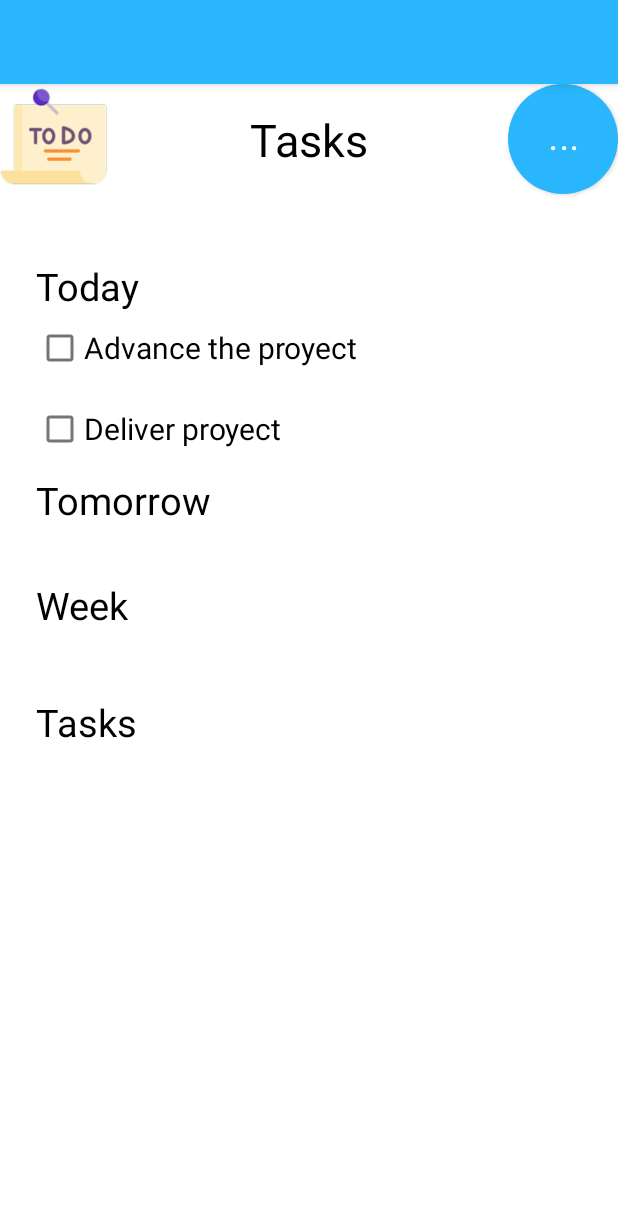
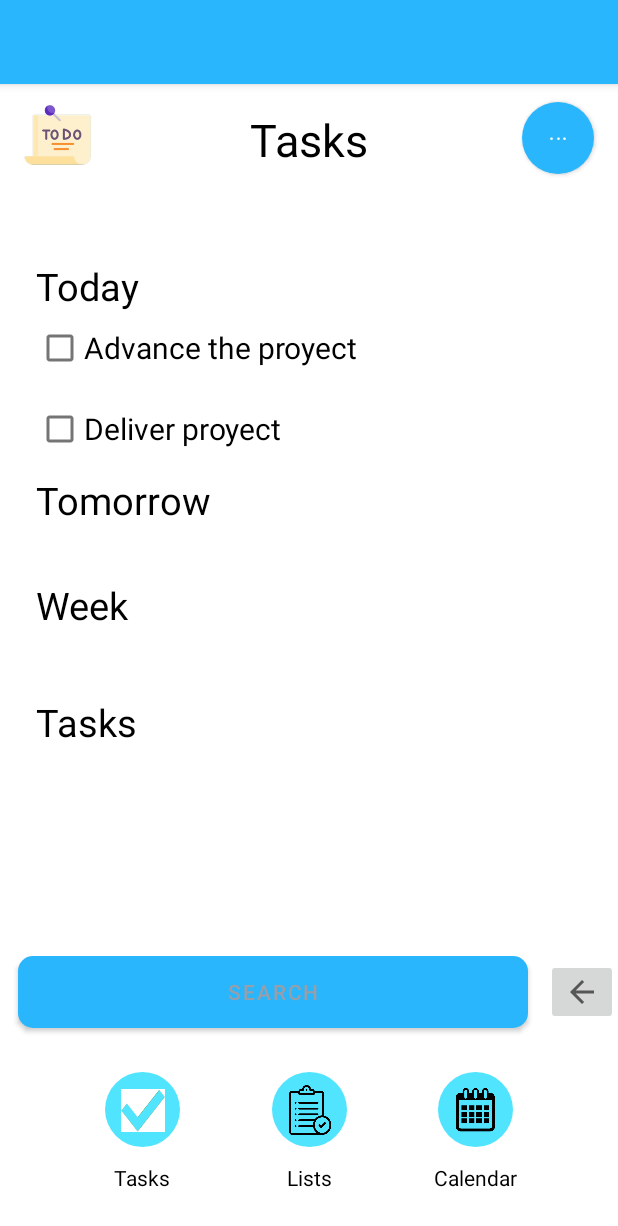
Before and after one commit to JeuRC/ToDo, an Android app: the Tasks screen opened directly, with no data from a screen before it, on a phone screen of 412 x 824 dp. Shown: the top 1226 px of the screen. Run offline under Robolectric (Android 15) with nearby library versions, the phone set to English and light mode, and no system bars.

Commit message:
Se agrega la actividad Tasks

```diff
--- a/app/src/main/java/com/example/todo/Tasks.kt
+++ b/app/src/main/java/com/example/todo/Tasks.kt
@@ -1,11 +1,20 @@
 package com.example.todo
 
+import android.content.Intent
 import androidx.appcompat.app.AppCompatActivity
 import android.os.Bundle
+import android.widget.ImageView
 
 class Tasks : AppCompatActivity() {
     override fun onCreate(savedInstanceState: Bundle?) {
         super.onCreate(savedInstanceState)
         setContentView(R.layout.activity_tasks)
+
+        val imgIcon = findViewById<ImageView>(R.id.imgIcon)
+
+        imgIcon.setOnClickListener{
+            val intent: Intent = Intent(this, Home::class.java)
+            startActivity(intent)
+        }
     }
 }
--- /dev/null
+++ b/app/src/main/res/drawable/boton_ovalado.xml
@@ -0,0 +1,5 @@
+<?xml version="1.0" encoding="utf-8"?>
+<shape xmlns:android="http://schemas.android.com/apk/res/android">
+    <corners android:radius="10sp"></corners>
+    <solid android:color="#969FAA"></solid>
+</shape>
--- a/app/src/main/res/drawable/boton_redondo.xml
+++ b/app/src/main/res/drawable/boton_redondo.xml
@@ -4,5 +4,4 @@
     >
     <corners android:radius="1000dp"></corners>
     <solid android:color="#51E4FF"></solid>
-    <size android:height="100dp" android:width="100dp"></size>
 </shape>
--- a/app/src/main/res/layout/activity_home.xml
+++ b/app/src/main/res/layout/activity_home.xml
@@ -17,21 +17,27 @@
 
     <ImageView
         android:id="@+id/imgIcon"
-        android:layout_width="73dp"
-        android:layout_height="73dp"
+        android:layout_width="46sp"
+        android:layout_height="46sp"
+        android:layout_marginStart="16sp"
+        android:layout_marginTop="12sp"
         app:layout_constraintStart_toStartOf="parent"
         app:layout_constraintTop_toTopOf="parent"
-        app:srcCompat="@drawable/icono" />
+        app:srcCompat="@drawable/icono"
+        tools:ignore="ContentDescription" />
 
     <Button
         android:id="@+id/btnProfile"
-        android:layout_width="73dp"
-        android:layout_height="73dp"
+        android:layout_width="48dp"
+        android:layout_height="48dp"
+        android:layout_marginTop="12sp"
+        android:layout_marginEnd="16dp"
         android:background="@drawable/boton_redondo"
-        android:text="..."
-        android:textSize="20dp"
+        android:text="&#183;&#183;&#183;"
+        android:textSize="12sp"
         app:layout_constraintEnd_toEndOf="parent"
-        app:layout_constraintTop_toTopOf="parent" />
+        app:layout_constraintTop_toTopOf="parent"
+        tools:ignore="DuplicateSpeakableTextCheck,HardcodedText,TextContrastCheck" />
 
     <TextView
         android:id="@+id/txtHome"
--- a/app/src/main/res/layout/activity_tasks.xml
+++ b/app/src/main/res/layout/activity_tasks.xml
@@ -9,7 +9,7 @@
     <View
         android:id="@+id/top_barra"
         android:layout_width="wrap_content"
-        android:layout_height="73dp"
+        android:layout_height="73sp"
         android:background="#FFFFFF"
         app:layout_constraintEnd_toEndOf="parent"
         app:layout_constraintStart_toStartOf="parent"
@@ -17,107 +17,210 @@
 
     <ImageView
         android:id="@+id/imgIcon"
-        android:layout_width="73dp"
-        android:layout_height="73dp"
+        android:layout_width="46sp"
+        android:layout_height="46sp"
+        android:layout_marginStart="16sp"
+        android:layout_marginTop="12sp"
         app:layout_constraintStart_toStartOf="parent"
         app:layout_constraintTop_toTopOf="parent"
-        app:srcCompat="@drawable/icono" />
+        app:srcCompat="@drawable/icono"
+        tools:ignore="ContentDescription" />
 
     <Button
         android:id="@+id/btnProfile"
-        android:layout_width="73dp"
-        android:layout_height="73dp"
+        android:layout_width="48dp"
+        android:layout_height="48dp"
+        android:layout_marginTop="12sp"
+        android:layout_marginEnd="16dp"
         android:background="@drawable/boton_redondo"
-        android:text="..."
-        android:textSize="20dp"
+        android:text="&#183;&#183;&#183;"
+        android:textSize="12sp"
         app:layout_constraintEnd_toEndOf="parent"
-        app:layout_constraintTop_toTopOf="parent" />
+        app:layout_constraintTop_toTopOf="parent"
+        tools:ignore="DuplicateSpeakableTextCheck,HardcodedText,TextContrastCheck" />
 
     <TextView
         android:id="@+id/txtHome"
         android:layout_width="wrap_content"
         android:layout_height="wrap_content"
         android:text="Tasks"
-        android:textSize="30dp"
+        android:textSize="30sp"
         android:textColor="#000000"
         app:layout_constraintBottom_toBottomOf="@+id/top_barra"
         app:layout_constraintEnd_toEndOf="parent"
         app:layout_constraintStart_toStartOf="parent"
-        app:layout_constraintTop_toTopOf="parent" />
+        app:layout_constraintTop_toTopOf="parent"
+        tools:ignore="HardcodedText" />
 
     <TextView
         android:id="@+id/txtTasks1"
         android:layout_width="wrap_content"
         android:layout_height="wrap_content"
-        android:layout_marginStart="24dp"
+        android:layout_marginStart="24sp"
         android:text="Today"
         android:textColor="#000000"
-        android:textSize="25dp"
+        android:textSize="25sp"
         app:layout_constraintBottom_toBottomOf="parent"
         app:layout_constraintStart_toStartOf="parent"
         app:layout_constraintTop_toBottomOf="@+id/top_barra"
-        app:layout_constraintVertical_bias="0.067" />
+        app:layout_constraintVertical_bias="0.067"
+        tools:ignore="HardcodedText" />
 
     <CheckBox
         android:id="@+id/cbxCheck1"
         android:layout_width="wrap_content"
         android:layout_height="wrap_content"
-        android:layout_marginStart="24dp"
+        android:layout_marginStart="24sp"
         android:text="Advance the proyect"
-        android:textSize="20dp"
+        android:textSize="20sp"
         app:layout_constraintStart_toStartOf="parent"
-        app:layout_constraintTop_toBottomOf="@+id/txtTasks1" />
+        app:layout_constraintTop_toBottomOf="@+id/txtTasks1"
+        tools:ignore="HardcodedText" />
 
     <CheckBox
         android:id="@+id/cbxCheck2"
         android:layout_width="wrap_content"
         android:layout_height="wrap_content"
-        android:layout_marginStart="24dp"
-        android:layout_marginTop="48dp"
+        android:layout_marginStart="24sp"
+        android:layout_marginTop="48sp"
         android:text="Deliver proyect"
-        android:textSize="20dp"
+        android:textSize="20sp"
         app:layout_constraintBottom_toTopOf="@+id/txtTasks2"
         app:layout_constraintStart_toStartOf="parent"
-        app:layout_constraintTop_toBottomOf="@+id/txtTasks1" />
+        app:layout_constraintTop_toBottomOf="@+id/txtTasks1"
+        tools:ignore="HardcodedText" />
 
     <TextView
         android:id="@+id/txtTasks2"
         android:layout_width="wrap_content"
         android:layout_height="wrap_content"
-        android:layout_marginStart="24dp"
+        android:layout_marginStart="24sp"
         android:text="Tomorrow"
         android:textColor="#000000"
-        android:textSize="25dp"
+        android:textSize="25sp"
         app:layout_constraintBottom_toBottomOf="parent"
         app:layout_constraintStart_toStartOf="parent"
         app:layout_constraintTop_toBottomOf="@+id/top_barra"
-        app:layout_constraintVertical_bias="0.283" />
+        app:layout_constraintVertical_bias="0.283"
+        tools:ignore="HardcodedText" />
 
     <TextView
         android:id="@+id/txtTasks3"
         android:layout_width="wrap_content"
         android:layout_height="wrap_content"
-        android:layout_marginStart="24dp"
+        android:layout_marginStart="24sp"
         android:text="Week"
         android:textColor="#000000"
-        android:textSize="25dp"
+        android:textSize="25sp"
         app:layout_constraintBottom_toBottomOf="parent"
         app:layout_constraintStart_toStartOf="parent"
         app:layout_constraintTop_toBottomOf="@+id/txtTasks2"
-        app:layout_constraintVertical_bias="0.08" />
+        app:layout_constraintVertical_bias="0.08"
+        tools:ignore="HardcodedText" />
 
     <TextView
         android:id="@+id/txtTasks4"
         android:layout_width="wrap_content"
         android:layout_height="wrap_content"
-        android:layout_marginStart="24dp"
+        android:layout_marginStart="24sp"
         android:text="Tasks"
         android:textColor="#000000"
-        android:textSize="25dp"
+        android:textSize="25sp"
         app:layout_constraintBottom_toBottomOf="parent"
         app:layout_constraintStart_toStartOf="parent"
         app:layout_constraintTop_toBottomOf="@+id/txtTasks3"
-        app:layout_constraintVertical_bias="0.117" />
+        app:layout_constraintVertical_bias="0.117"
+        tools:ignore="HardcodedText" />
+
+    <Button
+        android:id="@+id/btnSearch"
+        android:layout_width="340sp"
+        android:layout_height="wrap_content"
+        android:background="@drawable/boton_ovalado"
+        android:text="Search"
+        android:textColor="#969FAA"
+        app:layout_constraintBottom_toBottomOf="parent"
+        app:layout_constraintEnd_toStartOf="@+id/imageButton6"
+        app:layout_constraintStart_toStartOf="parent"
+        app:layout_constraintTop_toBottomOf="@+id/txtTasks4"
+        tools:ignore="HardcodedText,TextContrastCheck" />
+
+    <ImageButton
+        android:id="@+id/imageButton6"
+        android:layout_width="wrap_content"
+        android:layout_height="wrap_content"
+        app:layout_constraintBottom_toBottomOf="parent"
+        app:layout_constraintEnd_toEndOf="parent"
+        app:layout_constraintTop_toBottomOf="@+id/txtTasks4"
+        app:srcCompat="?attr/homeAsUpIndicator"
+        tools:ignore="SpeakableTextPresentCheck,TouchTargetSizeCheck" />
+
+    <ImageView
+        android:id="@+id/imgTasks"
+        android:layout_width="50sp"
+        android:layout_height="50sp"
+        android:layout_marginStart="70sp"
+        android:layout_marginTop="29sp"
+        android:background="@drawable/boton_redondo"
+        app:layout_constraintStart_toStartOf="parent"
+        app:layout_constraintTop_toBottomOf="@+id/btnSearch"
+        app:srcCompat="@drawable/logo_tasks" />
+
+    <ImageView
+        android:id="@+id/imgLists"
+        android:layout_width="50sp"
+        android:layout_height="50sp"
+        android:layout_marginTop="29sp"
+        android:background="@drawable/boton_redondo"
+        app:layout_constraintEnd_toEndOf="parent"
+        app:layout_constraintStart_toStartOf="parent"
+        app:layout_constraintTop_toBottomOf="@+id/btnSearch"
+        app:srcCompat="@drawable/logo_lists" />
+
+    <ImageView
+        android:id="@+id/imgCalendar"
+        android:layout_width="50sp"
+        android:layout_height="50sp"
+        android:layout_marginEnd="70sp"
+        android:layout_marginTop="29sp"
+        android:background="@drawable/boton_redondo"
+        app:layout_constraintEnd_toEndOf="parent"
+        app:layout_constraintTop_toBottomOf="@+id/btnSearch"
+        app:layout_constraintVertical_bias="0.518"
+        app:srcCompat="@drawable/logo_calendar" />
+
+    <TextView
+        android:id="@+id/txtTasks"
+        android:layout_width="wrap_content"
+        android:layout_height="wrap_content"
+        android:layout_marginStart="76sp"
+        android:layout_marginBottom="29sp"
+        android:text="Tasks"
+        android:textColor="#000000"
+        app:layout_constraintBottom_toBottomOf="parent"
+        app:layout_constraintStart_toStartOf="parent" />
+
+    <TextView
+        android:id="@+id/txtLists"
+        android:layout_width="wrap_content"
+        android:layout_height="wrap_content"
+        android:layout_marginBottom="29sp"
+        android:text="Lists"
+        android:textColor="#000000"
+        app:layout_constraintBottom_toBottomOf="parent"
+        app:layout_constraintEnd_toEndOf="parent"
+        app:layout_constraintStart_toStartOf="parent" />
+
+    <TextView
+        android:id="@+id/txtCalendar"
+        android:layout_width="wrap_content"
+        android:layout_height="wrap_content"
+        android:layout_marginEnd="67sp"
+        android:layout_marginBottom="29sp"
+        android:text="Calendar"
+        android:textColor="#000000"
+        app:layout_constraintBottom_toBottomOf="parent"
+        app:layout_constraintEnd_toEndOf="parent" />
 
 
 </androidx.constraintlayout.widget.ConstraintLayout>
```
